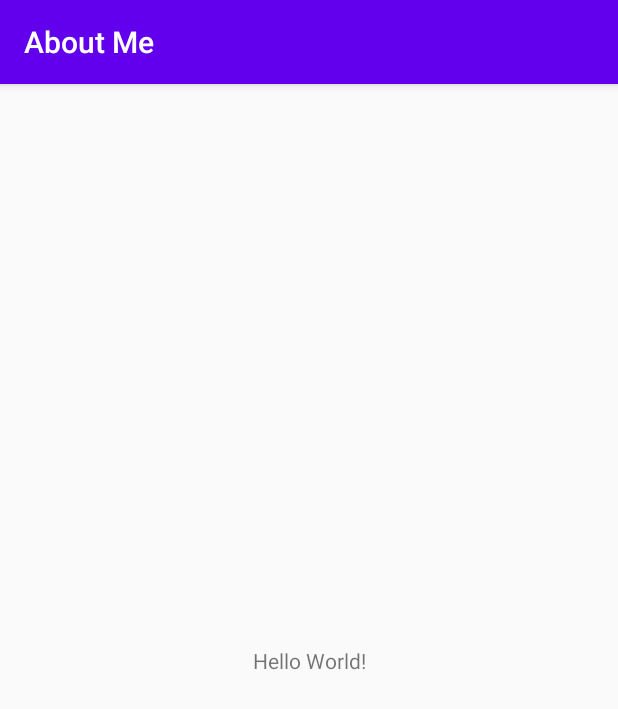
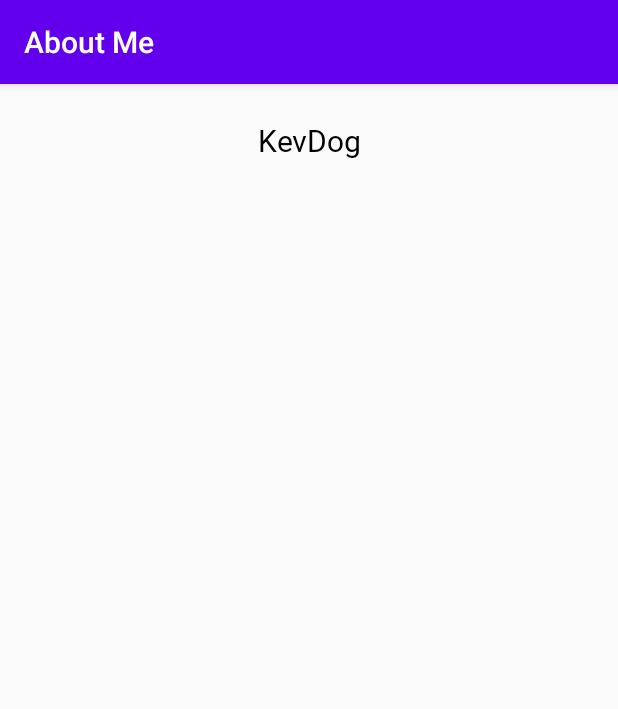
Before and after one commit to mudcitizen/AboutMe, an Android app: the screen it shows after launch (MainActivity), on a phone screen of 412 x 824 dp. Shown: the top 709 px of the screen. Run offline under Robolectric (Android 15) with nearby library versions, the phone set to English and light mode, and no system bars.

Commit message:
Styled the textview

```diff
--- a/app/src/main/res/layout/activity_main.xml
+++ b/app/src/main/res/layout/activity_main.xml
@@ -1,18 +1,23 @@
 <?xml version="1.0" encoding="utf-8"?>
-<androidx.constraintlayout.widget.ConstraintLayout xmlns:android="http://schemas.android.com/apk/res/android"
+<LinearLayout xmlns:android="http://schemas.android.com/apk/res/android"
     xmlns:app="http://schemas.android.com/apk/res-auto"
     xmlns:tools="http://schemas.android.com/tools"
     android:layout_width="match_parent"
     android:layout_height="match_parent"
+    android:orientation="vertical"
     tools:context=".MainActivity">
 
     <TextView
+        android:id="@+id/name_text"
+        style="@style/NameStyle"
         android:layout_width="wrap_content"
         android:layout_height="wrap_content"
-        android:text="Hello World!"
+        android:layout_gravity="center_horizontal"
+        android:text="@string/my_name"
+        android:textAlignment="center"
         app:layout_constraintBottom_toBottomOf="parent"
         app:layout_constraintLeft_toLeftOf="parent"
         app:layout_constraintRight_toRightOf="parent"
         app:layout_constraintTop_toTopOf="parent" />
 
-</androidx.constraintlayout.widget.ConstraintLayout>
+</LinearLayout>
--- /dev/null
+++ b/app/src/main/res/values/dimens.xml
@@ -0,0 +1,6 @@
+<?xml version="1.0" encoding="utf-8"?>
+<resources>
+    <dimen name="text_size">20sp</dimen>
+    <dimen name="small_padding">8dp</dimen>
+    <dimen name="layout_margin">16dp</dimen>
+</resources>
--- a/app/src/main/res/values/strings.xml
+++ b/app/src/main/res/values/strings.xml
@@ -1,3 +1,4 @@
 <resources>
     <string name="app_name">About Me</string>
+    <string name="my_name">KevDog</string>
 </resources>
--- a/app/src/main/res/values/styles.xml
+++ b/app/src/main/res/values/styles.xml
@@ -7,4 +7,12 @@
         <item name="colorAccent">@color/colorAccent</item>
     </style>
 
+    <style name="NameStyle">
+        <item name="android:layout_marginTop">@dimen/layout_margin</item>
+        <item name="android:fontFamily">@font/roboto</item>
+        <item name="android:paddingTop">@dimen/small_padding</item>
+        <item name="android:textColor">@android:color/black</item>
+        <item name="android:textSize">@dimen/text_size</item>
+    </style>
+
 </resources>
```
Also changed, not shown: app/src/main/res/font/roboto.ttf (added).
